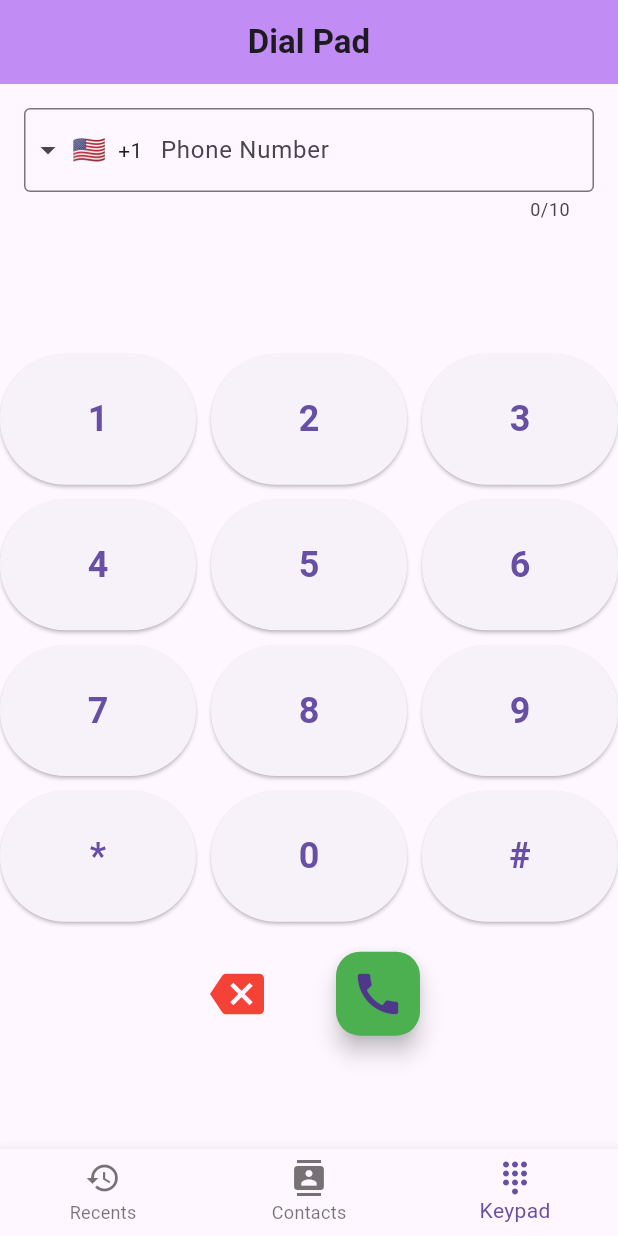
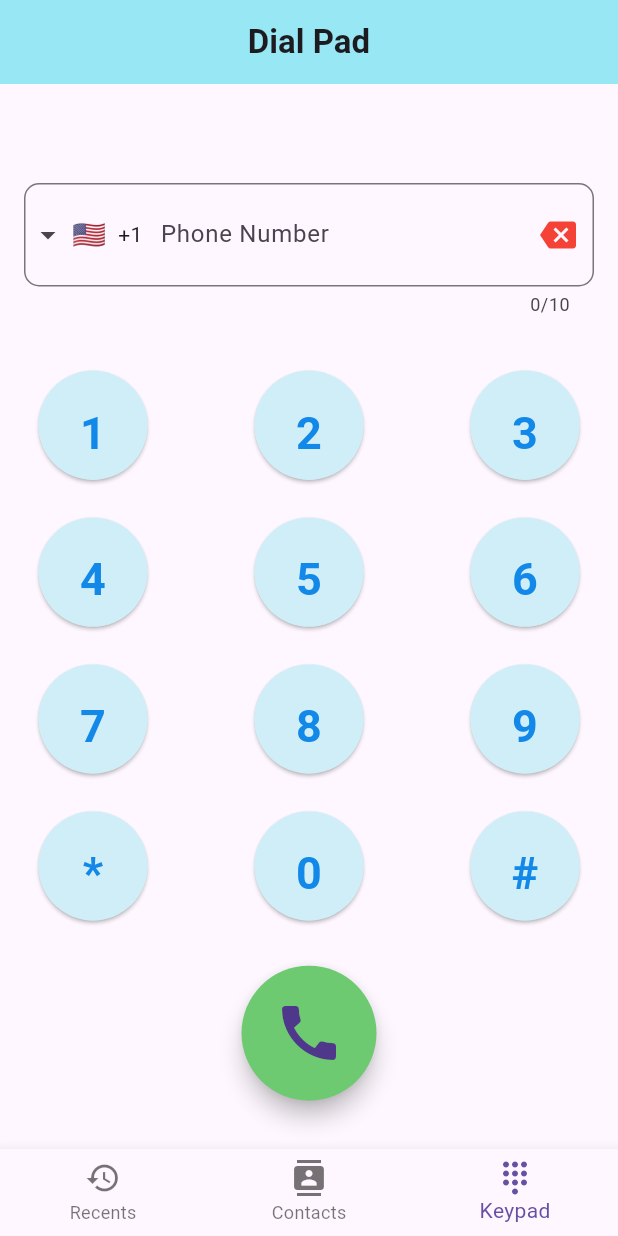
Before and after one commit to Rishabh7389/dialpad, a Flutter app: the screen it shows after launch, item 3 of the bottom bar chosen, on a phone screen of 412 x 824 dp. Run offline on Flutter 3.47's test engine with Material 3 defaults, Android fonts, the light colour scheme and no system bars; drawn by our look-alikes of intl_phone_field; our stand-ins replace flutter_contacts, permission_handler; missing offline and left inert: call_e_log.

Commit message:
changes in dialpad

```diff
--- a/lib/screen/dialpad.dart
+++ b/lib/screen/dialpad.dart
@@ -14,12 +14,12 @@ class _DialPadScreenState extends State<DialPadScreen> {
 
   // Controller to manage the phone number input field
   final TextEditingController _phoneController = TextEditingController();
+  final ValueNotifier<bool> _isDarkMode = ValueNotifier<bool>(false);
 
   void _onNumberPressed(String number) {
     setState(() {
       phoneNumber += number;
-      _phoneController.text =
-          phoneNumber; // Update the phone number in the input field
+      _phoneController.text = phoneNumber;
     });
   }
 
@@ -27,8 +27,7 @@ class _DialPadScreenState extends State<DialPadScreen> {
     setState(() {
       if (phoneNumber.isNotEmpty) {
         phoneNumber = phoneNumber.substring(0, phoneNumber.length - 1);
-        _phoneController.text =
-            phoneNumber; // Update the phone number in the input field
+        _phoneController.text = phoneNumber;
       }
     });
   }
@@ -37,8 +36,7 @@ class _DialPadScreenState extends State<DialPadScreen> {
     if (phoneNumber.isNotEmpty) {
       try {
         final bool result = await platform.invokeMethod('makeCall', {
-          "phoneNumber":
-              phoneNumber, // Use full phone number including country code
+          "phoneNumber": phoneNumber,
         });
 
         if (!result) {
@@ -60,56 +58,56 @@ class _DialPadScreenState extends State<DialPadScreen> {
 
   @override
   Widget build(BuildContext context) {
-    return Scaffold(
+    return ValueListenableBuilder<bool>(
+      valueListenable: _isDarkMode,
+      builder: (context, isDark, child) {
+        return MaterialApp(
+          theme: isDark ? ThemeData.dark() : ThemeData.light(),
+          home: Scaffold(
             appBar: AppBar(
-        title: Text("Dial Pad", style: TextStyle(fontWeight: FontWeight.bold)),
-        backgroundColor: const Color.fromARGB(255, 194, 140, 245),
+              title: Text("Dial Pad",
+                  style: TextStyle(fontWeight: FontWeight.bold)),
+              backgroundColor: const Color.fromARGB(255, 152, 231, 245),
               centerTitle: true,
             ),
             body: SingleChildScrollView(
-        // Wrap everything in a SingleChildScrollView
               child: Column(
                 mainAxisAlignment: MainAxisAlignment.center,
                 children: [
-            // Phone number input with country code
+                  SizedBox(height: 50),
                   Padding(
                     padding: const EdgeInsets.all(16.0),
                     child: IntlPhoneField(
-                controller:
-                    _phoneController, // Set the controller to manage the input
-                initialCountryCode: 'US', // Set default country code
+                      style: TextStyle(height: 2.3),
+                      controller: _phoneController,
+                      initialCountryCode: 'US',
                       decoration: InputDecoration(
                         labelText: 'Phone Number',
-                  border: OutlineInputBorder(),
+                        border: OutlineInputBorder(
+                          borderRadius: BorderRadius.circular(10),
+                          borderSide: BorderSide(width: 50),
+                        ),
+                        suffixIcon: IconButton(
+                          icon: Icon(Icons.backspace, color: Colors.red),
+                          onPressed: _onBackspacePressed,
+                        ),
                       ),
                       onChanged: (phone) {
                         setState(() {
-                    fullPhoneNumber =
-                        phone.completeNumber; // Store full phone number
-                    phoneNumber = phone
-                        .number; // Store the local number (without country code)
-                  });
-                },
-                onCountryChanged: (country) {
-                  setState(() {
-                    // The selected country code will automatically update here
+                          fullPhoneNumber = phone.completeNumber;
+                          phoneNumber = phone.number;
                         });
                       },
                     ),
                   ),
-            // Displaying the phone number
-            Text(phoneNumber,
-                style: TextStyle(fontSize: 36, fontWeight: FontWeight.bold)),
                   SizedBox(height: 20),
-
-            // Dial pad grid
                   GridView.builder(
                     shrinkWrap: true,
                     gridDelegate: SliverGridDelegateWithFixedCrossAxisCount(
                       crossAxisCount: 3,
-                mainAxisSpacing: 10,
-                crossAxisSpacing: 10,
-                childAspectRatio: 1.5,
+                      mainAxisSpacing: 25,
+                      crossAxisSpacing: 20,
+                      childAspectRatio: 1.7,
                     ),
                     itemCount: 12,
                     itemBuilder: (context, index) {
@@ -127,34 +125,50 @@ class _DialPadScreenState extends State<DialPadScreen> {
                         '0',
                         '#'
                       ];
-                return ElevatedButton(
+                      return SizedBox(
+                        // Ensure equal height
+                        child: ElevatedButton(
+                          style: ElevatedButton.styleFrom(
+                            shape: CircleBorder(), // Makes the button circular
+                            padding:
+                                EdgeInsets.all(20), // Controls inner spacing
+                            backgroundColor: const Color.fromARGB(
+                                255, 208, 238, 247), // Change color if needed
+                          ),
                           onPressed: () => _onNumberPressed(buttons[index]),
-                  child: Text(buttons[index],
-                      style:
-                          TextStyle(fontSize: 24, fontWeight: FontWeight.bold)),
+                          child: Text(
+                            buttons[index],
+                            style: TextStyle(
+                                fontSize: 30,
+                                fontWeight: FontWeight.bold,
+                                color: const Color.fromARGB(
+                                    255, 18, 136, 232)), // Bigger text
+                          ),
+                        ),
                       );
                     },
                   ),
-            SizedBox(height: 20),
-
-            // Backspace and call button
-            Row(
-              mainAxisAlignment: MainAxisAlignment.center,
-              children: [
-                IconButton(
-                    icon: Icon(Icons.backspace, size: 36, color: Colors.red),
-                    onPressed: _onBackspacePressed),
-                SizedBox(width: 40),
-                FloatingActionButton(
+                  SizedBox(height: 30),
+                  Align(
+                    alignment: Alignment.center,
+                    child: SizedBox(
+                      width: 90, // Increased width
+                      height: 90, // Increased height
+                      child: FloatingActionButton(
                         onPressed: _onCallPressed,
-                  backgroundColor: Colors.green,
-                  child: Icon(Icons.call, size: 36),
+                        shape: CircleBorder(),
+                        backgroundColor:
+                            const Color.fromARGB(255, 109, 202, 113),
+                        child: Icon(Icons.call, size: 48), // Bigger call icon
                       ),
-              ],
+                    ),
                   ),
                 ],
               ),
             ),
+          ),
+        );
+      },
     );
   }
 }
--- a/lib/screen/incoming_screen.dart
+++ b/lib/screen/incoming_screen.dart
@@ -2,7 +2,7 @@ import 'package:dialpad/services/call_services.dart';
 import 'package:flutter/material.dart';
 import 'package:call_e_log/call_log.dart'; // Add this to fetch call logs
 import 'package:permission_handler/permission_handler.dart'; // Add for permissions
-import 'dialing_screen.dart'; // Your DialingScreen
+// Your DialingScreen
 
 class IncomingCallsScreen extends StatefulWidget {
   @override
--- a/lib/screen/missedcall_screen.dart
+++ b/lib/screen/missedcall_screen.dart
@@ -2,7 +2,7 @@ import 'package:dialpad/services/call_services.dart';
 import 'package:flutter/material.dart';
 import 'package:call_e_log/call_log.dart'; // Import call_log package
 import 'package:permission_handler/permission_handler.dart'; // Import for permission handling
-import 'dialing_screen.dart'; // Your DialingScreen
+// Your DialingScreen
 
 class MissedCallsScreen extends StatefulWidget {
   @override
--- a/lib/screen/outgoingcall_screen.dart
+++ b/lib/screen/outgoingcall_screen.dart
@@ -2,7 +2,7 @@ import 'package:dialpad/services/call_services.dart';
 import 'package:flutter/material.dart';
 import 'package:call_e_log/call_log.dart'; // Import call_log package
 import 'package:permission_handler/permission_handler.dart'; // Import for permission handling
-import 'dialing_screen.dart'; // Your DialingScreen
+// Your DialingScreen
 
 class OutgoingCallsScreen extends StatefulWidget {
   @override
```
Lines whose indentation alone changed are shown as unchanged.
